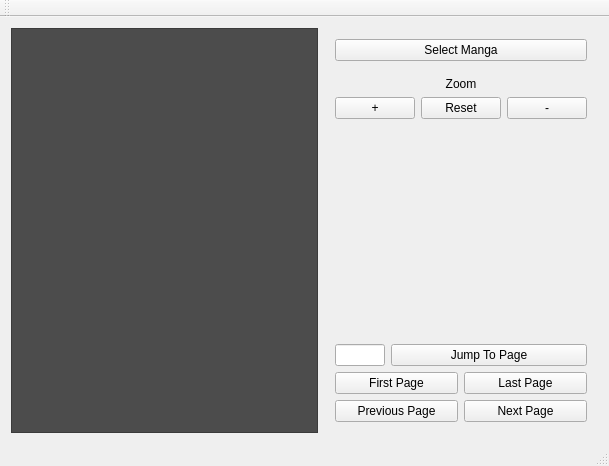
Above: mainwindow.ui from joe-broder15/mango before the change. Below: the same form after it.
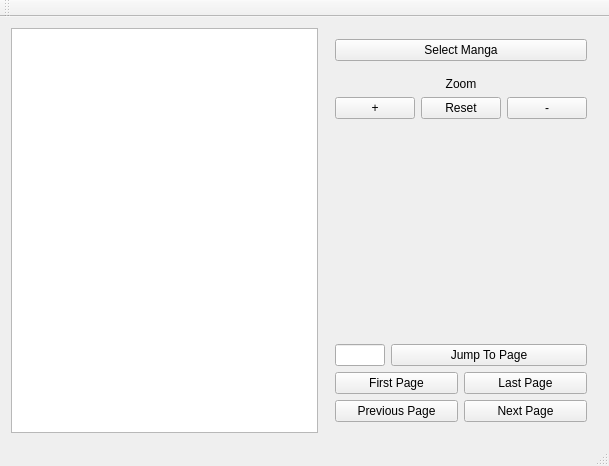
That is the form after the change.

What changed in the file:
```diff
--- a/mainwindow.ui
+++ b/mainwindow.ui
@@ -14,11 +14,14 @@
    <string>MainWindow</string>
   </property>
   <widget class="QWidget" name="centralWidget">
+   <property name="styleSheet">
+    <string notr="true"/>
+   </property>
    <layout class="QHBoxLayout" name="horizontalLayout_3">
     <item>
      <widget class="QGraphicsView" name="pageDisplay">
       <property name="styleSheet">
-       <string notr="true">background-color: rgb(76, 76, 76);</string>
+       <string notr="true"/>
       </property>
      </widget>
     </item>
```
Left out of the diff: 28 changed lines with no effect on the pictures.
